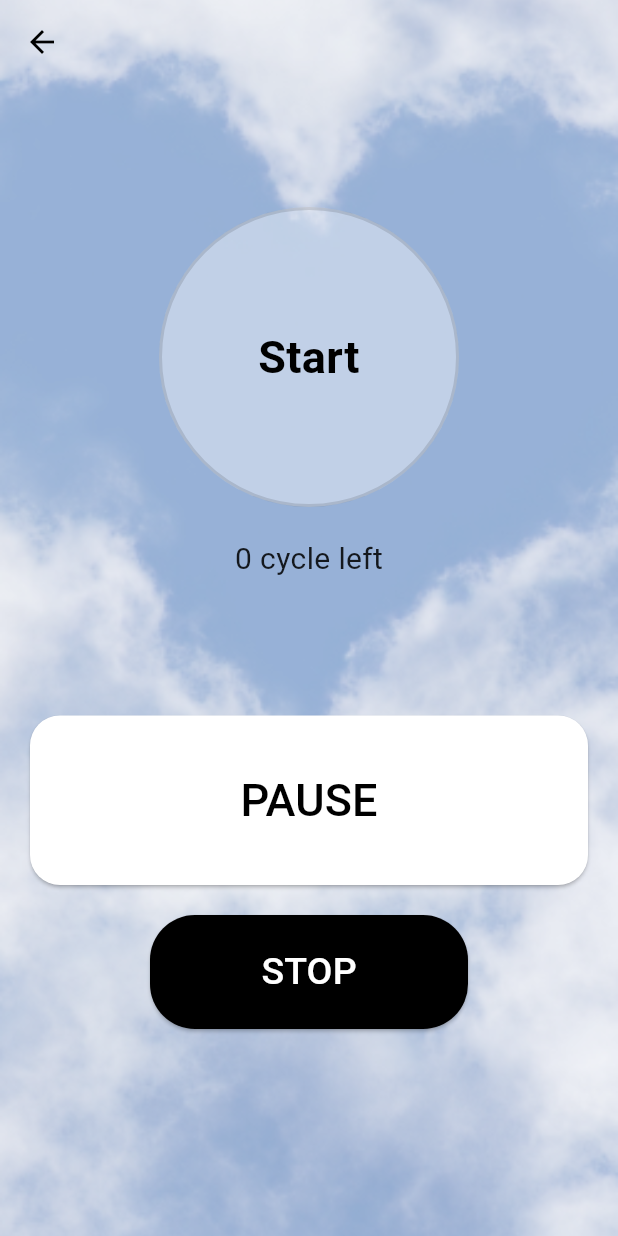
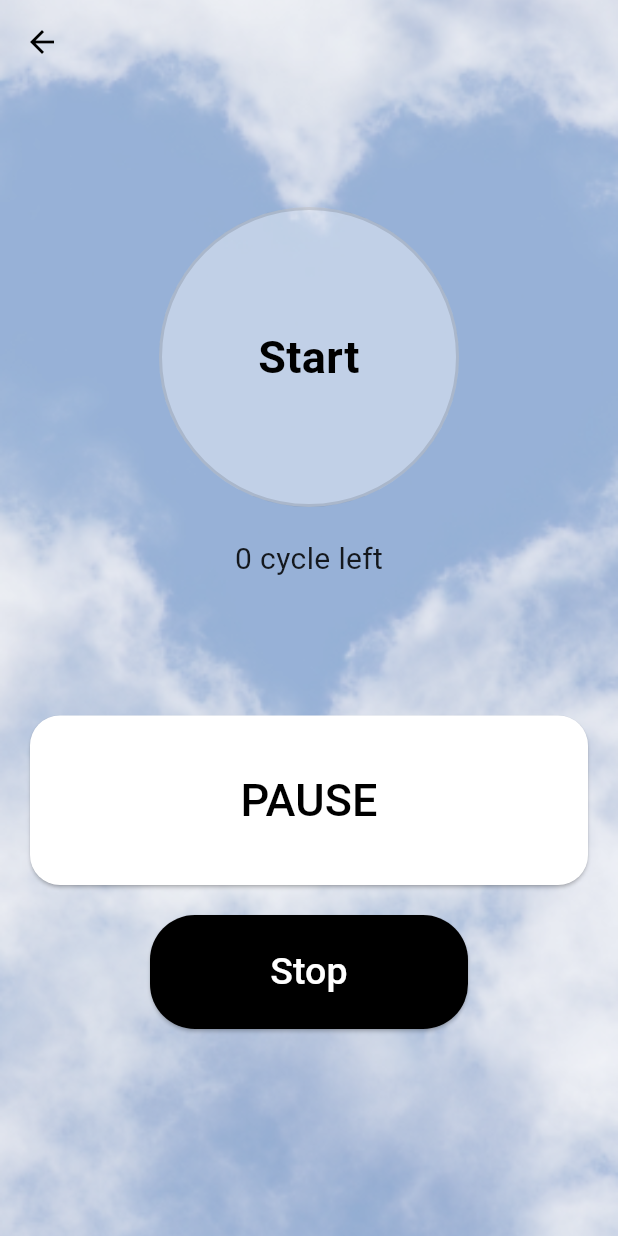
Before and after one commit to Jeditale/Hackaton_PC, a Flutter app: the BreathingstartScreen screen opened directly with empty values, on a phone screen of 412 x 824 dp. Run offline on Flutter 3.47's test engine with Material 3 defaults, Android fonts, the light colour scheme and no system bars; our stand-ins replace audioplayers, cloud_firestore, firebase_auth, firebase_core, fl_chart, flutter_local_notifications and 4 more; missing offline and left inert: app_settings; accounts and stored records are empty.

Commit message:
Function edit

```diff
--- a/nirva/lib/Pages/Breathing/breathingStart.dart
+++ b/nirva/lib/Pages/Breathing/breathingStart.dart
@@ -243,7 +243,7 @@ class _BreathingstartScreenState extends State<BreathingstartScreen> {
                     ),
                   ),
                   child: Text(
-                    'STOP',
+                    'Stop',
                     style: TextStyle(
                       fontSize: 25,
                       color: Colors.white, // สีข้อความของปุ่ม
--- a/nirva/lib/Pages/Meditation/meditationStart.dart
+++ b/nirva/lib/Pages/Meditation/meditationStart.dart
@@ -158,7 +158,6 @@ class _MeditationstartScreenState extends State<MeditationstartScreen> {
                   child: ElevatedButton(
                     onPressed: () {
                       _stopMusic();
-                      _stopMusic();
                       Navigator.push(context, MaterialPageRoute(
                       builder: (context) {
                         return MeditationScreen();
```
